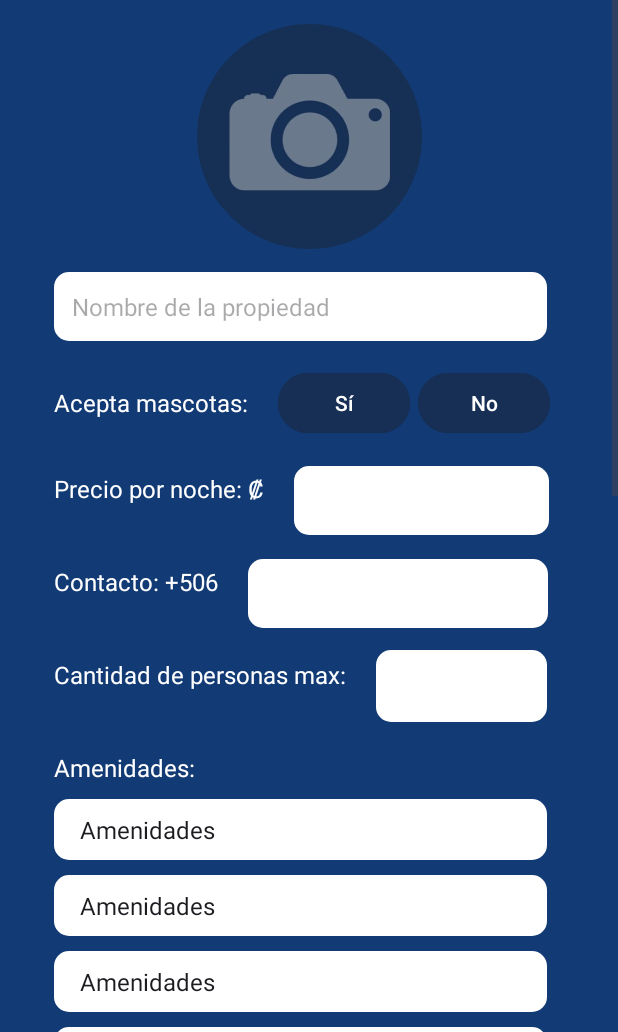
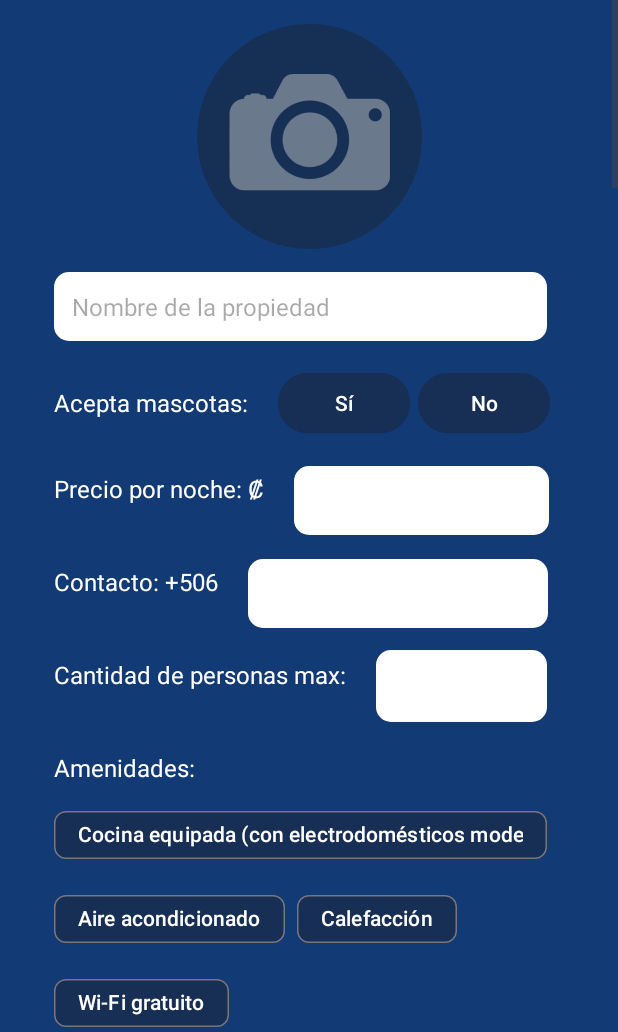
Before and after one commit to SebastianAlvaradoMa/IntelliHomeProject, an Android app: the RegistroPropiedad screen opened directly, with no data from a screen before it, on a phone screen of 412 x 824 dp, the part 204-1236 px from its top. Run offline under Robolectric (Android 15) with nearby library versions, the light colour scheme and no system bars.

Commit message:
Sistema Chip para las amenidades

```diff
--- a/app/src/main/java/com/example/registro/ui/menu/RegistroPropiedad.java
+++ b/app/src/main/java/com/example/registro/ui/menu/RegistroPropiedad.java
@@ -1,6 +1,8 @@
 package com.example.registro.ui.menu;
 
+import android.annotation.SuppressLint;
 import android.content.Intent;
+import android.content.res.ColorStateList;
 import android.os.Bundle;
 import android.view.View;
 import android.widget.AdapterView;
@@ -26,6 +28,8 @@ import com.google.android.gms.maps.OnMapReadyCallback;
 import com.google.android.gms.maps.SupportMapFragment;
 import com.google.android.gms.maps.model.LatLng;
 import com.google.android.gms.maps.model.MarkerOptions;
+import com.google.android.material.chip.Chip;
+import com.google.android.material.chip.ChipGroup;
 
 public class RegistroPropiedad extends AppCompatActivity implements OnMapReadyCallback, GoogleMap.OnMapClickListener, GoogleMap.OnMapLongClickListener {
     private Spinner amenidades1,amenidades2, amenidades3, amenidades4;
@@ -37,6 +41,7 @@ public class RegistroPropiedad extends AppCompatActivity implements OnMapReadyCa
     private boolean isNoGreen = false;
 
 
+    @SuppressLint("ResourceType")
     @Override
     protected void onCreate(Bundle savedInstanceState) {
         super.onCreate(savedInstanceState);
@@ -79,81 +84,43 @@ public class RegistroPropiedad extends AppCompatActivity implements OnMapReadyCa
 
 
 
-        amenidades1 = findViewById(R.id.amenidades1);
-        amenidades2 = findViewById(R.id.amenidades2);
-        amenidades3 = findViewById(R.id.amenidades3);
-        amenidades4 = findViewById(R.id.amenidades4);
+
 
         ViewCompat.setOnApplyWindowInsetsListener(findViewById(R.id.main), (v, insets) -> {
             Insets systemBars = insets.getInsets(WindowInsetsCompat.Type.systemBars());
             v.setPadding(systemBars.left, systemBars.top, systemBars.right, systemBars.bottom);
             return insets;
         });
-        //Set up pasatiempos spinner
-        ArrayAdapter<CharSequence> pasatiemposAdapter = ArrayAdapter.createFromResource(
-                this,
-                R.array.amenidades,
-                android.R.layout.simple_spinner_item
-        );
-        pasatiemposAdapter.setDropDownViewResource(android.R.layout.simple_spinner_dropdown_item);
-        amenidades1.setAdapter(pasatiemposAdapter);
 
-        pasatiemposAdapter.setDropDownViewResource(android.R.layout.simple_spinner_dropdown_item);
-        amenidades2.setAdapter(pasatiemposAdapter);
+        ChipGroup chipGroupAmenidades = findViewById(R.id.chipGroupAmenidades);
 
-        pasatiemposAdapter.setDropDownViewResource(android.R.layout.simple_spinner_dropdown_item);
-        amenidades3.setAdapter(pasatiemposAdapter);
+// Obtener el array de recursos
+        for (String amenidad : getResources().getStringArray(R.array.amenidades)) {
+            Chip chip = new Chip(this);
+            chip.setText(amenidad);
+            chip.setCheckable(true); // Habilita la selección
+            chip.setCheckedIconVisible(false); // Oculta el ícono de selección (opcional)
 
-        pasatiemposAdapter.setDropDownViewResource(android.R.layout.simple_spinner_dropdown_item);
-        amenidades4.setAdapter(pasatiemposAdapter);
-        amenidades1.setOnItemSelectedListener(new AdapterView.OnItemSelectedListener() {
-            @Override
-            public void onItemSelected(AdapterView<?> parent, View view, int position, long id) {
-                if (position > 0) { //Ignore first item (prompt)
-                    String selectedHobby = parent.getItemAtPosition(position).toString();
+            // Establecer el color de fondo inicial (color azul oscuro)
+            chip.setChipBackgroundColorResource(R.color.dark_blue);
+            chip.setTextColor(getResources().getColor(R.color.white));
+
+            // Listener para cambiar el color al hacer clic
+            chip.setOnCheckedChangeListener((buttonView, isChecked) -> {
+                if (isChecked) {
+                    // Cambiar a color verde cuando esté seleccionado
+                    chip.setChipBackgroundColorResource(R.color.green);
+                } else {
+                    // Volver al color azul oscuro cuando no esté seleccionado
+                    chip.setChipBackgroundColorResource(R.color.dark_blue);
                 }
-            }
+            });
 
-            @Override
-            public void onNothingSelected(AdapterView<?> parent) {
-            }
-        });
-        amenidades2.setOnItemSelectedListener(new AdapterView.OnItemSelectedListener() {
-            @Override
-            public void onItemSelected(AdapterView<?> parent, View view, int position, long id) {
-                if (position > 0) { //Ignore first item (prompt)
-                    String selectedHobby = parent.getItemAtPosition(position).toString();
-                }
-            }
+            chipGroupAmenidades.addView(chip);
+        }
 
-            @Override
-            public void onNothingSelected(AdapterView<?> parent) {
-            }
-        });
-        amenidades3.setOnItemSelectedListener(new AdapterView.OnItemSelectedListener() {
-            @Override
-            public void onItemSelected(AdapterView<?> parent, View view, int position, long id) {
-                if (position > 0) { //Ignore first item (prompt)
-                    String selectedHobby = parent.getItemAtPosition(position).toString();
-                }
-            }
 
-            @Override
-            public void onNothingSelected(AdapterView<?> parent) {
-            }
-        });
-        amenidades4.setOnItemSelectedListener(new AdapterView.OnItemSelectedListener() {
-            @Override
-            public void onItemSelected(AdapterView<?> parent, View view, int position, long id) {
-                if (position > 0) { //Ignore first item (prompt)
-                    String selectedHobby = parent.getItemAtPosition(position).toString();
-                }
-            }
 
-            @Override
-            public void onNothingSelected(AdapterView<?> parent) {
-            }
-        });
 
 
 
--- /dev/null
+++ b/app/src/main/res/drawable/chip_background.xml
@@ -0,0 +1,5 @@
+<!-- res/drawable/chip_background.xml -->
+<selector xmlns:android="http://schemas.android.com/apk/res/android">
+    <item android:drawable="@color/dark_blue" android:state_checked="true"/>
+    <item android:drawable="@color/green"/>
+</selector>
--- a/app/src/main/res/layout/activity_registro_propiedad.xml
+++ b/app/src/main/res/layout/activity_registro_propiedad.xml
@@ -214,49 +214,16 @@
             app:layout_constraintStart_toStartOf="@id/personasmax"
             app:layout_constraintTop_toBottomOf="@id/personasmax"/>
 
-        <Spinner
-            android:id="@+id/amenidades1"
+        <com.google.android.material.chip.ChipGroup
+            android:id="@+id/chipGroupAmenidades"
             android:layout_width="0dp"
             android:layout_height="wrap_content"
             android:layout_marginTop="10dp"
-            android:background="@drawable/radius_corner"
-            android:padding="9dp"
+            app:singleSelection="false"
             app:layout_constraintEnd_toEndOf="@id/personasmax2"
             app:layout_constraintStart_toStartOf="@id/personasmax"
-            app:layout_constraintTop_toBottomOf="@+id/textamenidades"/>
-
-        <Spinner
-            android:id="@+id/amenidades2"
-            android:layout_marginTop="10dp"
-            android:layout_width="0dp"
-            android:layout_height="wrap_content"
-            android:background="@drawable/radius_corner"
-            android:padding="9dp"
-            app:layout_constraintEnd_toEndOf="@id/personasmax2"
-            app:layout_constraintStart_toStartOf="@id/personasmax"
-            app:layout_constraintTop_toBottomOf="@+id/amenidades1" />
-        <Spinner
-            android:id="@+id/amenidades3"
-
-            android:layout_marginTop="10dp"
-            android:layout_width="0dp"
-            android:layout_height="wrap_content"
-            android:background="@drawable/radius_corner"
-            android:padding="9dp"
-            app:layout_constraintEnd_toEndOf="@id/personasmax2"
-            app:layout_constraintStart_toStartOf="@id/personasmax"
-            app:layout_constraintTop_toBottomOf="@+id/amenidades2" />
-
-        <Spinner
-            android:id="@+id/amenidades4"
-            android:layout_marginTop="10dp"
-            android:layout_width="0dp"
-            android:layout_height="wrap_content"
-            android:background="@drawable/radius_corner"
-            android:padding="9dp"
-            app:layout_constraintEnd_toEndOf="@id/personasmax2"
-            app:layout_constraintStart_toStartOf="@id/personasmax"
-            app:layout_constraintTop_toBottomOf="@+id/amenidades3" />
+            app:layout_constraintTop_toBottomOf="@+id/textamenidades">
+        </com.google.android.material.chip.ChipGroup>
 
         <TextView
             android:layout_marginTop="40dp"
@@ -266,8 +233,8 @@
             android:text="Ubicación:"
             android:textColor="@color/white"
             android:textSize="16sp"
-            app:layout_constraintStart_toStartOf="@id/amenidades4"
-            app:layout_constraintTop_toBottomOf="@id/amenidades4"/>
+            app:layout_constraintStart_toStartOf="@id/chipGroupAmenidades"
+            app:layout_constraintTop_toBottomOf="@id/chipGroupAmenidades"/>
 
         <EditText
             android:id="@+id/txtlatitud"
--- a/app/src/main/res/values/arrays.xml
+++ b/app/src/main/res/values/arrays.xml
@@ -44,17 +44,36 @@
     </string-array>
 
     <string-array name="amenidades">
-        <item>Amenidades</item>
-        <item>Alberca</item>
-        <item>Gimnasio</item>
-        <item>Jardín</item>
-        <item>Terraza</item>
-        <item>Asador</item>
-        <item>Cuarto de juegos</item>
-        <item>Estacionamiento techado</item>
+        <item>Cocina equipada (con electrodomésticos modernos)</item>
+        <item>Aire acondicionado</item>
+        <item>Calefacción</item>
+        <item>Wi-Fi gratuito</item>
+        <item>Televisión por cable o satélite</item>
+        <item>Lavadora y secadora</item>
+        <item>Piscina</item>
+        <item>Jardín o patio</item>
+        <item>Barbacoa o parrilla</item>
+        <item>Terraza o balcón</item>
+        <item>Gimnasio en casa</item>
+        <item>Garaje o espacio de estacionamiento</item>
         <item>Sistema de seguridad</item>
-        <item>Área de lavado</item>
-        <item>Oficina o estudio</item>
+        <item>Habitaciones con baño en suite</item>
+        <item>Muebles de exterior</item>
+        <item>Microondas</item>
+        <item>Lavavajillas</item>
+        <item>Cafetera</item>
+        <item>Ropa de cama y toallas incluidas</item>
+        <item>Acceso a áreas comunes (piscina, gimnasio)</item>
+        <item>Camas adicionales o sofá cama</item>
+        <item>Servicios de limpieza opcionales</item>
+        <item>Acceso a transporte público cercano</item>
+        <item>Mascotas permitidas</item>
+        <item>Cercanía a tiendas y restaurantes</item>
+        <item>Sistema de calefacción por suelo radiante</item>
+        <item>Escritorio o área de trabajo</item>
+        <item>Sistemas de entretenimiento (videojuegos, equipo de música)</item>
+        <item>Chimenea</item>
+        <item>Acceso a internet de alta velocidad</item>
     </string-array>
 
 </resources>
--- a/app/src/main/res/values/colors.xml
+++ b/app/src/main/res/values/colors.xml
@@ -14,7 +14,8 @@
     <color name="LightGray">#B2B9C3</color>
     <color name="red">#FF0000</color>
     <color name="DarkBlue">#052A4D</color>
-    <color name="green">#00FF00</color>
+    <color name="green">#034003</color>
+
 
 
 </resources>
```
